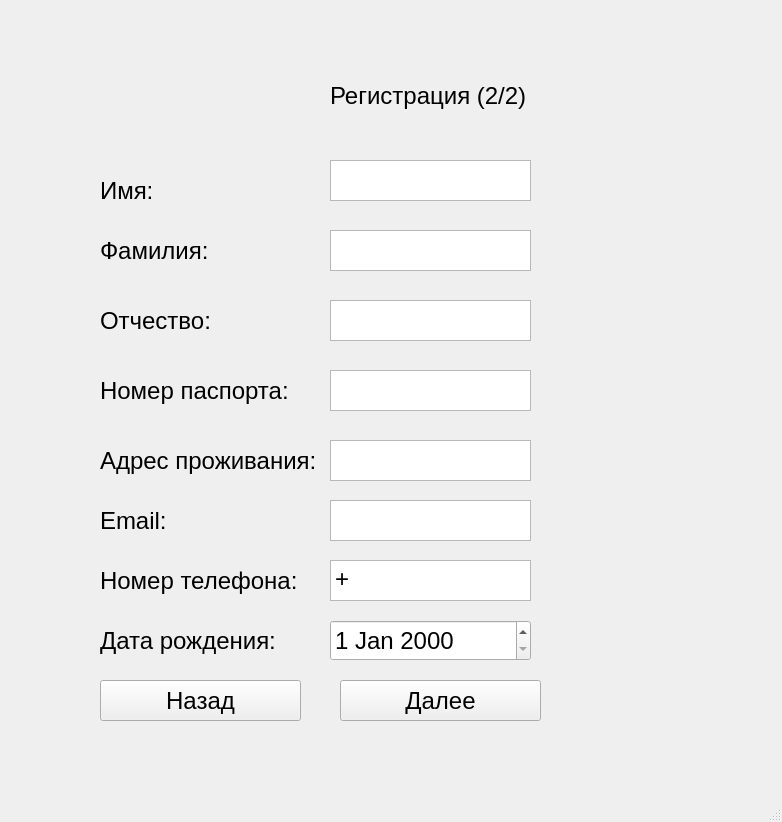
Before: the Qt Designer form lab_07/src/gui/ui/registerclient2window.ui in nikrog/BMSTU_PPO_LABS_SEM6, drawn with Qt 5.
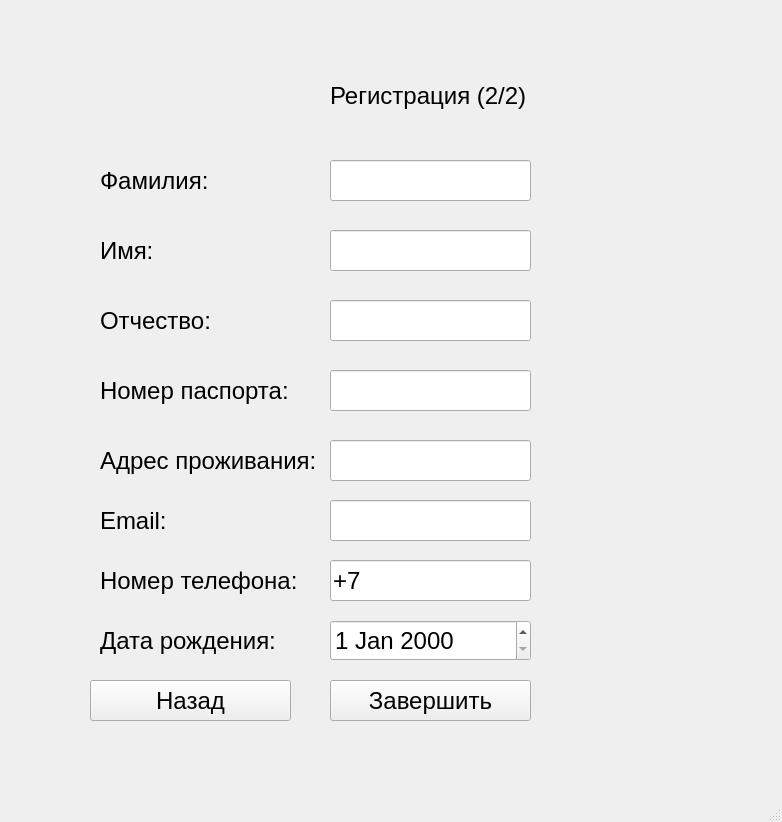
After: the same form once the commit is applied.

Patch:
```diff
--- a/lab_07/src/gui/ui/registerclient2window.ui
+++ b/lab_07/src/gui/ui/registerclient2window.ui
@@ -32,21 +32,11 @@
      <string>Регистрация (2/2)</string>
     </property>
    </widget>
-   <widget class="QTextEdit" name="loginEdit">
-    <property name="geometry">
-     <rect>
-      <x>330</x>
-      <y>160</y>
-      <width>201</width>
-      <height>41</height>
-     </rect>
-    </property>
-   </widget>
    <widget class="QLabel" name="label_2">
     <property name="geometry">
      <rect>
       <x>100</x>
-      <y>170</y>
+      <y>230</y>
       <width>131</width>
       <height>41</height>
      </rect>
@@ -59,7 +49,7 @@
     <property name="geometry">
      <rect>
       <x>100</x>
-      <y>230</y>
+      <y>160</y>
       <width>131</width>
       <height>41</height>
      </rect>
@@ -71,14 +61,14 @@
    <widget class="QPushButton" name="enter">
     <property name="geometry">
      <rect>
-      <x>340</x>
+      <x>330</x>
       <y>680</y>
       <width>201</width>
       <height>41</height>
      </rect>
     </property>
     <property name="text">
-     <string>Далее</string>
+     <string>Завершить</string>
     </property>
    </widget>
    <widget class="QLabel" name="label_4">
@@ -97,7 +87,7 @@
    <widget class="QPushButton" name="back">
     <property name="geometry">
      <rect>
-      <x>100</x>
+      <x>90</x>
       <y>680</y>
       <width>201</width>
       <height>41</height>
@@ -107,36 +97,6 @@
      <string>Назад</string>
     </property>
    </widget>
-   <widget class="QTextEdit" name="loginEdit_2">
-    <property name="geometry">
-     <rect>
-      <x>330</x>
-      <y>230</y>
-      <width>201</width>
-      <height>41</height>
-     </rect>
-    </property>
-   </widget>
-   <widget class="QTextEdit" name="loginEdit_3">
-    <property name="geometry">
-     <rect>
-      <x>330</x>
-      <y>300</y>
-      <width>201</width>
-      <height>41</height>
-     </rect>
-    </property>
-   </widget>
-   <widget class="QTextEdit" name="loginEdit_4">
-    <property name="geometry">
-     <rect>
-      <x>330</x>
-      <y>370</y>
-      <width>201</width>
-      <height>41</height>
-     </rect>
-    </property>
-   </widget>
    <widget class="QLabel" name="label_5">
     <property name="geometry">
      <rect>
@@ -150,16 +110,6 @@
      <string>Номер паспорта:</string>
     </property>
    </widget>
-   <widget class="QTextEdit" name="loginEdit_5">
-    <property name="geometry">
-     <rect>
-      <x>330</x>
-      <y>440</y>
-      <width>201</width>
-      <height>41</height>
-     </rect>
-    </property>
-   </widget>
    <widget class="QLabel" name="label_6">
     <property name="geometry">
      <rect>
@@ -173,16 +123,6 @@
      <string>Адрес проживания:</string>
     </property>
    </widget>
-   <widget class="QTextEdit" name="loginEdit_6">
-    <property name="geometry">
-     <rect>
-      <x>330</x>
-      <y>500</y>
-      <width>201</width>
-      <height>41</height>
-     </rect>
-    </property>
-   </widget>
    <widget class="QLabel" name="label_7">
     <property name="geometry">
      <rect>
@@ -196,23 +136,6 @@
      <string>Email:</string>
     </property>
    </widget>
-   <widget class="QTextEdit" name="loginEdit_7">
-    <property name="geometry">
-     <rect>
-      <x>330</x>
-      <y>560</y>
-      <width>201</width>
-      <height>41</height>
-     </rect>
-    </property>
-    <property name="html">
-     <string>&lt;!DOCTYPE HTML PUBLIC &quot;-//W3C//DTD HTML 4.0//EN&quot; &quot;http://www.w3.org/TR/REC-html40/strict.dtd&quot;&gt;
-&lt;html&gt;&lt;head&gt;&lt;meta name=&quot;qrichtext&quot; content=&quot;1&quot; /&gt;&lt;style type=&quot;text/css&quot;&gt;
-p, li { white-space: pre-wrap; }
-&lt;/style&gt;&lt;/head&gt;&lt;body style=&quot; font-family:'Ubuntu'; font-size:18pt; font-weight:400; font-style:normal;&quot;&gt;
-&lt;p style=&quot; margin-top:0px; margin-bottom:0px; margin-left:0px; margin-right:0px; -qt-block-indent:0; text-indent:0px;&quot;&gt;+&lt;/p&gt;&lt;/body&gt;&lt;/html&gt;</string>
-    </property>
-   </widget>
    <widget class="QLabel" name="label_8">
     <property name="geometry">
      <rect>
@@ -249,6 +172,148 @@
      </rect>
     </property>
    </widget>
+   <widget class="QLineEdit" name="nameEdit">
+    <property name="geometry">
+     <rect>
+      <x>330</x>
+      <y>230</y>
+      <width>201</width>
+      <height>41</height>
+     </rect>
+    </property>
+    <property name="text">
+     <string/>
+    </property>
+    <property name="maxLength">
+     <number>100</number>
+    </property>
+    <property name="echoMode">
+     <enum>QLineEdit::Normal</enum>
+    </property>
+   </widget>
+   <widget class="QLineEdit" name="surnameEdit">
+    <property name="geometry">
+     <rect>
+      <x>330</x>
+      <y>160</y>
+      <width>201</width>
+      <height>41</height>
+     </rect>
+    </property>
+    <property name="text">
+     <string/>
+    </property>
+    <property name="maxLength">
+     <number>100</number>
+    </property>
+    <property name="echoMode">
+     <enum>QLineEdit::Normal</enum>
+    </property>
+   </widget>
+   <widget class="QLineEdit" name="patronymicEdit">
+    <property name="geometry">
+     <rect>
+      <x>330</x>
+      <y>300</y>
+      <width>201</width>
+      <height>41</height>
+     </rect>
+    </property>
+    <property name="text">
+     <string/>
+    </property>
+    <property name="maxLength">
+     <number>100</number>
+    </property>
+    <property name="echoMode">
+     <enum>QLineEdit::Normal</enum>
+    </property>
+   </widget>
+   <widget class="QLineEdit" name="passportEdit">
+    <property name="geometry">
+     <rect>
+      <x>330</x>
+      <y>370</y>
+      <width>201</width>
+      <height>41</height>
+     </rect>
+    </property>
+    <property name="inputMask">
+     <string>0000000000</string>
+    </property>
+    <property name="text">
+     <string/>
+    </property>
+    <property name="maxLength">
+     <number>10</number>
+    </property>
+    <property name="echoMode">
+     <enum>QLineEdit::Normal</enum>
+    </property>
+   </widget>
+   <widget class="QLineEdit" name="addressEdit">
+    <property name="geometry">
+     <rect>
+      <x>330</x>
+      <y>440</y>
+      <width>201</width>
+      <height>41</height>
+     </rect>
+    </property>
+    <property name="text">
+     <string/>
+    </property>
+    <property name="maxLength">
+     <number>100</number>
+    </property>
+    <property name="echoMode">
+     <enum>QLineEdit::Normal</enum>
+    </property>
+   </widget>
+   <widget class="QLineEdit" name="emailEdit">
+    <property name="geometry">
+     <rect>
+      <x>330</x>
+      <y>500</y>
+      <width>201</width>
+      <height>41</height>
+     </rect>
+    </property>
+    <property name="text">
+     <string/>
+    </property>
+    <property name="maxLength">
+     <number>100</number>
+    </property>
+    <property name="echoMode">
+     <enum>QLineEdit::Normal</enum>
+    </property>
+   </widget>
+   <widget class="QLineEdit" name="phoneEdit">
+    <property name="geometry">
+     <rect>
+      <x>330</x>
+      <y>560</y>
+      <width>201</width>
+      <height>41</height>
+     </rect>
+    </property>
+    <property name="inputMask">
+     <string>+79999999999</string>
+    </property>
+    <property name="text">
+     <string>+7</string>
+    </property>
+    <property name="maxLength">
+     <number>12</number>
+    </property>
+    <property name="echoMode">
+     <enum>QLineEdit::Normal</enum>
+    </property>
+    <property name="cursorPosition">
+     <number>2</number>
+    </property>
+   </widget>
   </widget>
   <widget class="QMenuBar" name="menubar">
    <property name="geometry">
```
